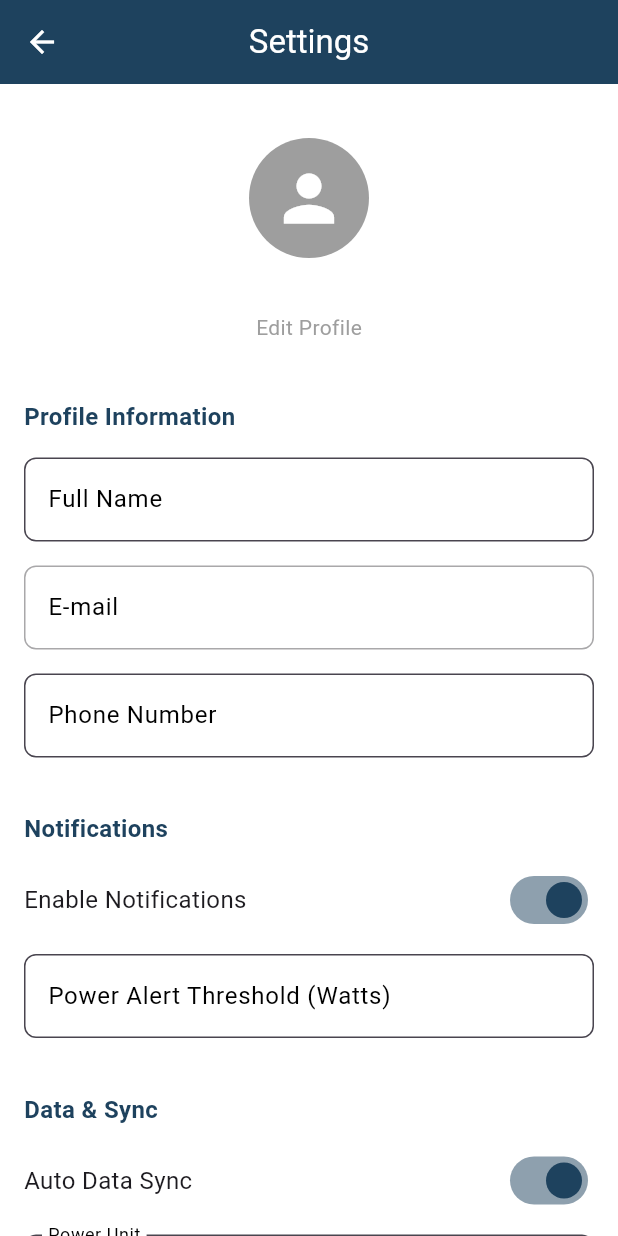
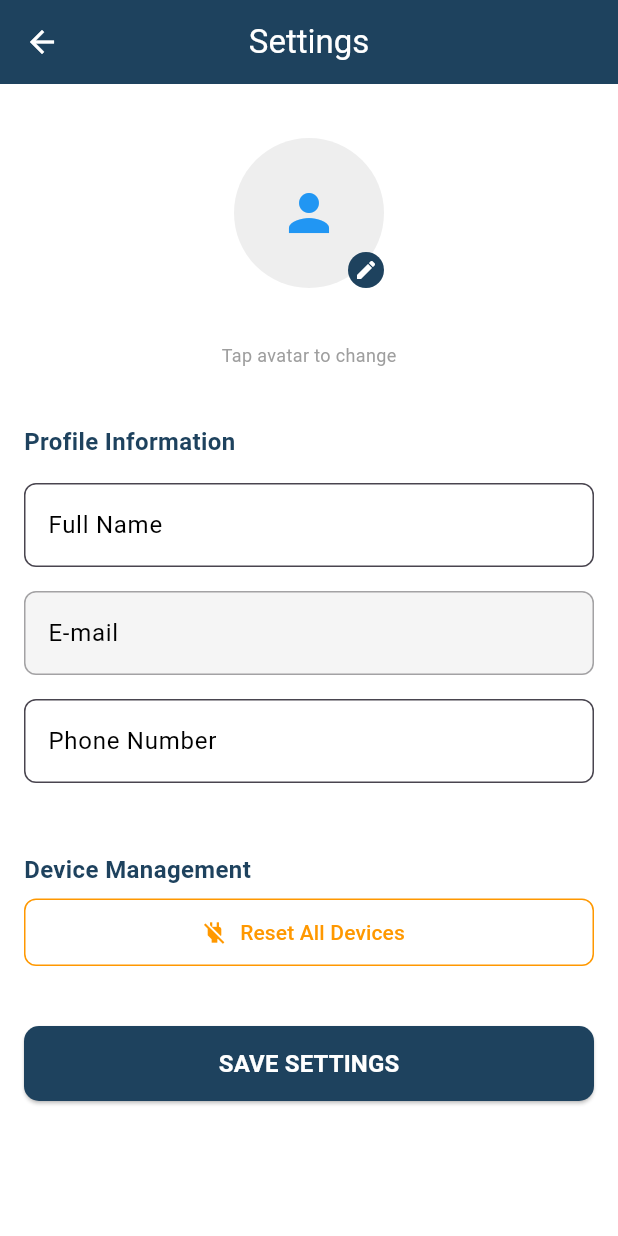
Before and after one commit to Ahsan-bashir/WattWizard_FYP, a Flutter app: the SettingScreen screen opened directly, on a phone screen of 412 x 824 dp. Run offline on Flutter 3.47's test engine with Material 3 defaults, Android fonts, the light colour scheme and no system bars; our stand-ins replace cloud_firestore, firebase_auth, firebase_core, fl_chart, flutter_switch; accounts and stored records are empty.

Commit message:
settings screen updated

```diff
--- a/lib/pages/setting_screen.dart
+++ b/lib/pages/setting_screen.dart
@@ -14,27 +14,26 @@ class _SettingScreenState extends State<SettingScreen> {
   String userName = "";
   String userEmail = "";
   String phoneNumber = "";
+  String selectedAvatar = "assets/avatars/avatar1.png"; // Default avatar
 
-  // User preferences
-  bool notificationsEnabled = true;
-  bool autoDataSync = true;
-  bool darkModeEnabled = false;
-  String powerUnit = "watts"; // watts, kilowatts
-  String energyUnit = "kWh"; // kWh, Wh
-  int dataRetentionDays = 30;
-  double powerThreshold = 50.0; // Alert threshold in watts
+  // Available built-in avatars
+  final List<String> avatarOptions = [
+    "assets/avatars/avatar1.png",
+    "assets/avatars/avatar2.png",
+    "assets/avatars/avatar3.png",
+    "assets/avatars/avatar4.png",
+    "assets/avatars/avatar5.png",
+  ];
 
   // Controllers
+  late TextEditingController nameController;
   late TextEditingController phoneController;
-  late TextEditingController powerThresholdController;
-  late TextEditingController dataRetentionController;
 
   @override
   void initState() {
     super.initState();
+    nameController = TextEditingController();
     phoneController = TextEditingController();
-    powerThresholdController = TextEditingController();
-    dataRetentionController = TextEditingController();
     fetchUserData();
   }
 
@@ -53,18 +52,20 @@ class _SettingScreenState extends State<SettingScreen> {
 
         if (userDoc.exists) {
           final data = userDoc.data();
-          phoneNumber = data?['phone'] ?? "";
-          notificationsEnabled = data?['notifications_enabled'] ?? true;
-          autoDataSync = data?['auto_data_sync'] ?? true;
-          darkModeEnabled = data?['dark_mode'] ?? false;
-          powerUnit = data?['power_unit'] ?? "watts";
-          energyUnit = data?['energy_unit'] ?? "kWh";
-          dataRetentionDays = data?['data_retention_days'] ?? 30;
-          powerThreshold = (data?['power_threshold'] ?? 50.0).toDouble();
 
+          // Get profile data
+          final profileData = data?['profile'] as Map<String, dynamic>?;
+          if (profileData != null) {
+            userName = profileData['name'] ?? userName;
+            phoneNumber = profileData['phone'] ?? "";
+            selectedAvatar = profileData['avatar'] ?? "assets/avatars/avatar1.png";
+          } else {
+            // Fallback to root level phone if profile doesn't exist
+            phoneNumber = data?['phone'] ?? "";
+          }
+
+          nameController.text = userName;
           phoneController.text = phoneNumber;
-          powerThresholdController.text = powerThreshold.toString();
-          dataRetentionController.text = dataRetentionDays.toString();
         }
         setState(() {});
       }
@@ -77,79 +78,30 @@ class _SettingScreenState extends State<SettingScreen> {
     try {
       final user = FirebaseAuth.instance.currentUser;
       if (user != null) {
-        final updatedThreshold = double.tryParse(powerThresholdController.text) ?? powerThreshold;
-        final updatedRetention = int.tryParse(dataRetentionController.text) ?? dataRetentionDays;
-
+        // Update the user profile in Firestore
         await FirebaseFirestore.instance
             .collection('users')
             .doc(user.uid)
             .set({
-          'phone': phoneController.text,
-          'notifications_enabled': notificationsEnabled,
-          'auto_data_sync': autoDataSync,
-          'dark_mode': darkModeEnabled,
-          'power_unit': powerUnit,
-          'energy_unit': energyUnit,
-          'data_retention_days': updatedRetention,
-          'power_threshold': updatedThreshold,
+          'profile': {
+            'name': nameController.text.trim(),
+            'phone': phoneController.text.trim(),
+            'avatar': selectedAvatar,
+            'email': userEmail,
+          },
           'last_updated': FieldValue.serverTimestamp(),
         }, SetOptions(merge: true));
 
+        // Also update Firebase Auth display name
+        await user.updateDisplayName(nameController.text.trim());
+
         ScaffoldMessenger.of(context).showSnackBar(
-          const SnackBar(content: Text("Settings saved successfully")),
+          const SnackBar(content: Text("Profile updated successfully")),
         );
       }
     } catch (e) {
       ScaffoldMessenger.of(context).showSnackBar(
-        SnackBar(content: Text("Failed to save settings: $e")),
-      );
-    }
-  }
-
-  Future<void> clearDeviceHistory() async {
-    try {
-      final user = FirebaseAuth.instance.currentUser;
-      if (user != null) {
-        // Show confirmation dialog
-        final confirmed = await showDialog<bool>(
-          context: context,
-          builder: (context) => AlertDialog(
-            title: const Text("Clear Device History"),
-            content: const Text("This will permanently delete all device history data. Are you sure?"),
-            actions: [
-              TextButton(
-                onPressed: () => Navigator.pop(context, false),
-                child: const Text("Cancel"),
-              ),
-              TextButton(
-                onPressed: () => Navigator.pop(context, true),
-                child: const Text("Clear", style: TextStyle(color: Colors.red)),
-              ),
-            ],
-          ),
-        );
-
-        if (confirmed == true) {
-          // Clear device history collection
-          final batch = FirebaseFirestore.instance.batch();
-          final historyQuery = await FirebaseFirestore.instance
-              .collection('device_history')
-              .get();
-
-          for (var doc in historyQuery.docs) {
-            batch.delete(doc.reference);
-          }
-
-          await batch.commit();
-
-          ScaffoldMessenger.of(context).showSnackBar(
-            const SnackBar(content: Text("Device history cleared successfully")),
-          );
-        }
-      }
-    } catch (e) {
-      ScaffoldMessenger.of(context).showSnackBar(
-        SnackBar(content: Text("Failed to clear history: $e")),
+        SnackBar(content: Text("Failed to update profile: $e")),
       );
     }
   }
@@ -214,11 +166,99 @@ class _SettingScreenState extends State<SettingScreen> {
     }
   }
 
+  void _showAvatarSelector() {
+    showDialog(
+      context: context,
+      builder: (context) => AlertDialog(
+        title: const Text("Choose Avatar"),
+        content: SizedBox(
+          width: double.maxFinite,
+          height: 200,
+          child: GridView.builder(
+            gridDelegate: const SliverGridDelegateWithFixedCrossAxisCount(
+              crossAxisCount: 3,
+              crossAxisSpacing: 10,
+              mainAxisSpacing: 10,
+            ),
+            itemCount: avatarOptions.length,
+            itemBuilder: (context, index) {
+              final avatar = avatarOptions[index];
+              return GestureDetector(
+                onTap: () {
+                  setState(() {
+                    selectedAvatar = avatar;
+                  });
+                  Navigator.pop(context);
+                },
+                child: Container(
+                  decoration: BoxDecoration(
+                    shape: BoxShape.circle,
+                    border: Border.all(
+                      color: selectedAvatar == avatar
+                          ? const Color(0xFF1E425E)
+                          : Colors.grey.shade300,
+                      width: selectedAvatar == avatar ? 3 : 1,
+                    ),
+                  ),
+                  child: CircleAvatar(
+                    radius: 30,
+                    backgroundColor: Colors.grey.shade200,
+                    child: _getAvatarIcon(index),
+                  ),
+                ),
+              );
+            },
+          ),
+        ),
+        actions: [
+          TextButton(
+            onPressed: () => Navigator.pop(context),
+            child: const Text("Cancel"),
+          ),
+        ],
+      ),
+    );
+  }
+
+  Widget _getAvatarIcon(int index) {
+    final icons = [
+      Icons.person,
+      Icons.account_circle,
+      Icons.face,
+      Icons.person_outline,
+      Icons.supervised_user_circle,
+    ];
+
+    final colors = [
+      Colors.blue,
+      Colors.green,
+      Colors.orange,
+      Colors.purple,
+      Colors.teal,
+    ];
+
+    return Icon(
+      icons[index % icons.length],
+      size: 40,
+      color: colors[index % colors.length],
+    );
+  }
+
+  Widget _getCurrentAvatar() {
+    int avatarIndex = avatarOptions.indexOf(selectedAvatar);
+    if (avatarIndex == -1) avatarIndex = 0;
+
+    return CircleAvatar(
+      radius: 50,
+      backgroundColor: Colors.grey.shade200,
+      child: _getAvatarIcon(avatarIndex),
+    );
+  }
+
   @override
   void dispose() {
+    nameController.dispose();
     phoneController.dispose();
-    powerThresholdController.dispose();
-    dataRetentionController.dispose();
     super.dispose();
   }
 
@@ -253,14 +293,36 @@ class _SettingScreenState extends State<SettingScreen> {
                 Center(
                   child: Column(
                     children: [
-                      const CircleAvatar(
-                        radius: 40,
-                        backgroundColor: Colors.grey,
-                        child: Icon(Icons.person, size: 50, color: Colors.white),
+                      GestureDetector(
+                        onTap: _showAvatarSelector,
+                        child: Stack(
+                          children: [
+                            _getCurrentAvatar(),
+                            Positioned(
+                              bottom: 0,
+                              right: 0,
+                              child: Container(
+                                padding: const EdgeInsets.all(4),
+                                decoration: const BoxDecoration(
+                                  color: Color(0xFF1E425E),
+                                  shape: BoxShape.circle,
+                                ),
+                                child: const Icon(
+                                  Icons.edit,
+                                  size: 16,
+                                  color: Colors.white,
+                                ),
+                              ),
+                            ),
+                          ],
+                        ),
                       ),
                       const SizedBox(height: 10),
-                      Text(userName, style: const TextStyle(fontSize: 18, fontWeight: FontWeight.bold)),
-                      const Text("Edit Profile", style: TextStyle(color: Colors.grey)),
+                      Text(
+                        nameController.text.isEmpty ? userName : nameController.text,
+                        style: const TextStyle(fontSize: 18, fontWeight: FontWeight.bold),
+                      ),
+                      const Text("Tap avatar to change", style: TextStyle(color: Colors.grey, fontSize: 12)),
                     ],
                   ),
                 ),
@@ -268,51 +330,17 @@ class _SettingScreenState extends State<SettingScreen> {
 
                 // Profile Information
                 _sectionHeader("Profile Information"),
-                _buildTextField("Full Name", userName),
+                _buildEditableField("Full Name", nameController, TextInputType.text),
                 _buildTextField("E-mail", userEmail, isEditable: false),
                 _buildEditableField("Phone Number", phoneController, TextInputType.phone),
 
-                const SizedBox(height: 20),
-
-                // Notification Settings
-                _sectionHeader("Notifications"),
-                _buildSwitchTile("Enable Notifications", notificationsEnabled, (value) {
-                  setState(() => notificationsEnabled = value);
-                }),
-                _buildEditableField("Power Alert Threshold (Watts)", powerThresholdController, TextInputType.number),
-
-                const SizedBox(height: 20),
-
-                // Data & Sync Settings
-                _sectionHeader("Data & Sync"),
-                _buildSwitchTile("Auto Data Sync", autoDataSync, (value) {
-                  setState(() => autoDataSync = value);
-                }),
-                _buildDropdownField("Power Unit", powerUnit, ["watts", "kilowatts"], (value) {
-                  setState(() => powerUnit = value!);
-                }),
-                _buildDropdownField("Energy Unit", energyUnit, ["kWh", "Wh"], (value) {
-                  setState(() => energyUnit = value!);
-                }),
-                _buildEditableField("Data Retention (Days)", dataRetentionController, TextInputType.number),
-
-                const SizedBox(height: 20),
-
-                // Appearance
-                _sectionHeader("Appearance"),
-                _buildSwitchTile("Dark Mode", darkModeEnabled, (value) {
-                  setState(() => darkModeEnabled = value);
-                }),
-
-                const SizedBox(height: 20),
+                const SizedBox(height: 30),
 
                 // Device Management
                 _sectionHeader("Device Management"),
                 _buildActionButton("Reset All Devices", Icons.power_off, Colors.orange, resetAllDevices),
-                const SizedBox(height: 10),
-                _buildActionButton("Clear Device History", Icons.delete_outline, Colors.red, clearDeviceHistory),
 
-                const SizedBox(height: 30),
+                const SizedBox(height: 40),
 
                 // Save Button
                 SizedBox(
@@ -364,7 +392,7 @@ class _SettingScreenState extends State<SettingScreen> {
           labelStyle: const TextStyle(color: Colors.black),
           border: OutlineInputBorder(borderRadius: BorderRadius.circular(8)),
           filled: true,
-          fillColor: Colors.white,
+          fillColor: isEditable ? Colors.white : Colors.grey.shade100,
         ),
         controller: TextEditingController(text: value),
       ),
@@ -388,44 +416,6 @@ class _SettingScreenState extends State<SettingScreen> {
     );
   }
 
-  Widget _buildSwitchTile(String title, bool value, Function(bool) onChanged) {
-    return Padding(
-      padding: const EdgeInsets.symmetric(vertical: 4.0),
-      child: Row(
-        mainAxisAlignment: MainAxisAlignment.spaceBetween,
-        children: [
-          Text(title, style: const TextStyle(fontSize: 16)),
-          Switch(
-            value: value,
-            onChanged: onChanged,
-            activeColor: const Color(0xFF1E425E),
-          ),
-        ],
-      ),
-    );
-  }
-
-  Widget _buildDropdownField(String label, String value, List<String> options, Function(String?) onChanged) {
-    return Padding(
-      padding: const EdgeInsets.symmetric(vertical: 8.0),
-      child: DropdownButtonFormField<String>(
-        value: value,
-        decoration: InputDecoration(
-          labelText: label,
-          labelStyle: const TextStyle(color: Colors.black),
-          border: OutlineInputBorder(borderRadius: BorderRadius.circular(8)),
-          filled: true,
-          fillColor: Colors.white,
-        ),
-        items: options.map((option) => DropdownMenuItem(
-          value: option,
-          child: Text(option),
-        )).toList(),
-        onChanged: onChanged,
-      ),
-    );
-  }
-
   Widget _buildActionButton(String title, IconData icon, Color color, VoidCallback onPressed) {
     return SizedBox(
       width: double.infinity,
```
Also changed, not shown: 8 other files.
